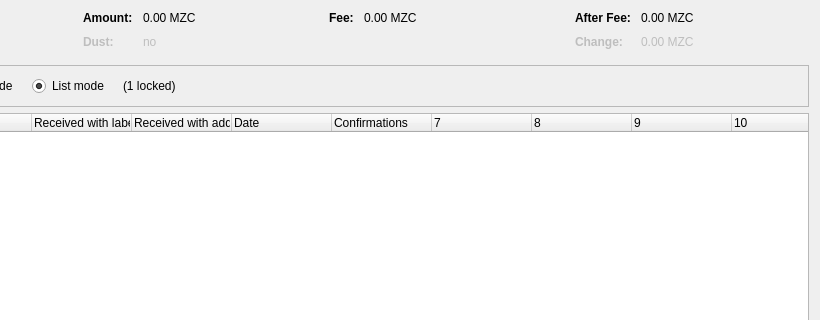
The window that src/qt/forms/coincontroldialog.ui (balabhaskar27/maza) describes before a commit, drawn with Qt 5; both pictures show x 180 to 1000 and y 0 to 320 of the 1000 by 500 pixel window.
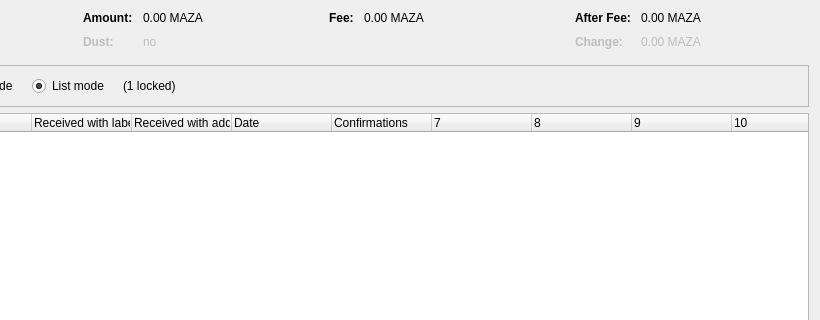
The same window after the commit. Custom widgets are drawn as their Qt base class.

Commit message: Update icons and rename Mazacoin to MAZA

```diff
--- a/src/qt/forms/coincontroldialog.ui
+++ b/src/qt/forms/coincontroldialog.ui
@@ -132,7 +132,7 @@
           <enum>Qt::ActionsContextMenu</enum>
          </property>
          <property name="text">
-          <string notr="true">0.00 MZC</string>
+          <string notr="true">0.00 MAZA</string>
          </property>
          <property name="textInteractionFlags">
           <set>Qt::LinksAccessibleByMouse|Qt::TextSelectableByKeyboard|Qt::TextSelectableByMouse</set>
@@ -212,7 +212,7 @@
           <enum>Qt::ActionsContextMenu</enum>
          </property>
          <property name="text">
-          <string notr="true">0.00 MZC</string>
+          <string notr="true">0.00 MAZA</string>
          </property>
          <property name="textInteractionFlags">
           <set>Qt::LinksAccessibleByMouse|Qt::TextSelectableByKeyboard|Qt::TextSelectableByMouse</set>
@@ -257,7 +257,7 @@
           <enum>Qt::ActionsContextMenu</enum>
          </property>
          <property name="text">
-          <string notr="true">0.00 MZC</string>
+          <string notr="true">0.00 MAZA</string>
          </property>
          <property name="textInteractionFlags">
           <set>Qt::LinksAccessibleByMouse|Qt::TextSelectableByKeyboard|Qt::TextSelectableByMouse</set>
@@ -292,7 +292,7 @@
           <enum>Qt::ActionsContextMenu</enum>
          </property>
          <property name="text">
-          <string notr="true">0.00 MZC</string>
+          <string notr="true">0.00 MAZA</string>
          </property>
          <property name="textInteractionFlags">
           <set>Qt::LinksAccessibleByMouse|Qt::TextSelectableByKeyboard|Qt::TextSelectableByMouse</set>
```
The commit also changes 78 other files.
